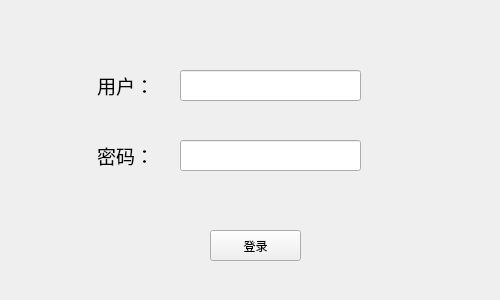
The window that widget.ui (lilns1/CompetitionTeamInformaSystem) describes before a commit, drawn with Qt 5.
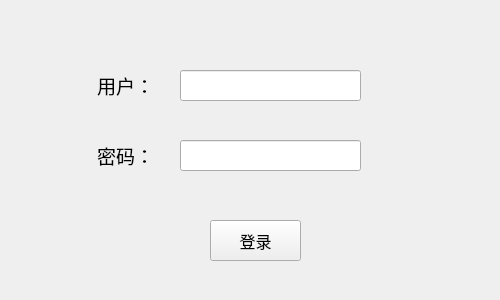
The same window after the commit. Icons and pictures are not drawn.

```diff
--- a/widget.ui
+++ b/widget.ui
@@ -17,11 +17,16 @@
    <property name="geometry">
     <rect>
      <x>210</x>
-     <y>230</y>
+     <y>220</y>
      <width>91</width>
-     <height>31</height>
+     <height>41</height>
     </rect>
    </property>
+   <property name="font">
+    <font>
+     <pointsize>12</pointsize>
+    </font>
+   </property>
    <property name="text">
     <string>登录</string>
    </property>
```
Left out of the diff: 21 changed lines with no effect on the pictures.
